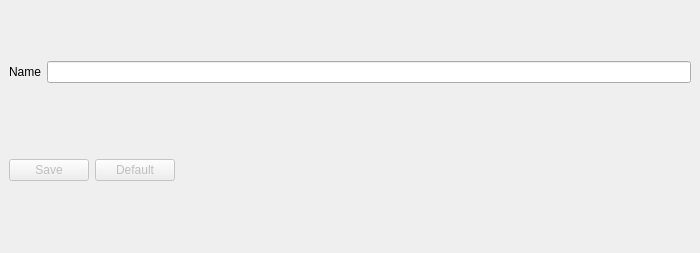
The window that zbyrator-water/editwaterprofile.ui (KTS-Intek/quick-collect) describes before a commit, drawn with Qt 5.
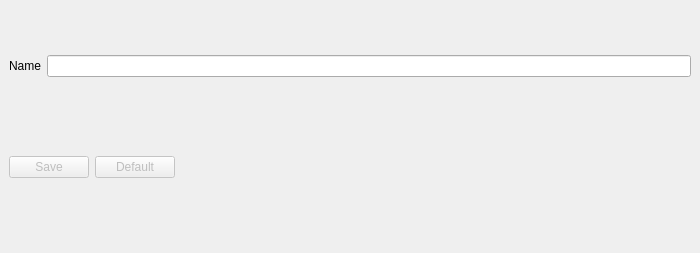
The same window after the commit. Icons and pictures are not drawn.

Diff of the .ui file:
```diff
--- a/zbyrator-water/editwaterprofile.ui
+++ b/zbyrator-water/editwaterprofile.ui
@@ -86,6 +86,29 @@
         </property>
        </widget>
       </item>
+      <item>
+       <spacer name="verticalSpacer">
+        <property name="orientation">
+         <enum>Qt::Vertical</enum>
+        </property>
+        <property name="sizeType">
+         <enum>QSizePolicy::Ignored</enum>
+        </property>
+        <property name="sizeHint" stdset="0">
+         <size>
+          <width>20</width>
+          <height>40</height>
+         </size>
+        </property>
+       </spacer>
+      </item>
+      <item>
+       <widget class="QLabel" name="lblTz">
+        <property name="text">
+         <string/>
+        </property>
+       </widget>
+      </item>
       <item>
        <spacer name="horizontalSpacer">
         <property name="orientation">
```
